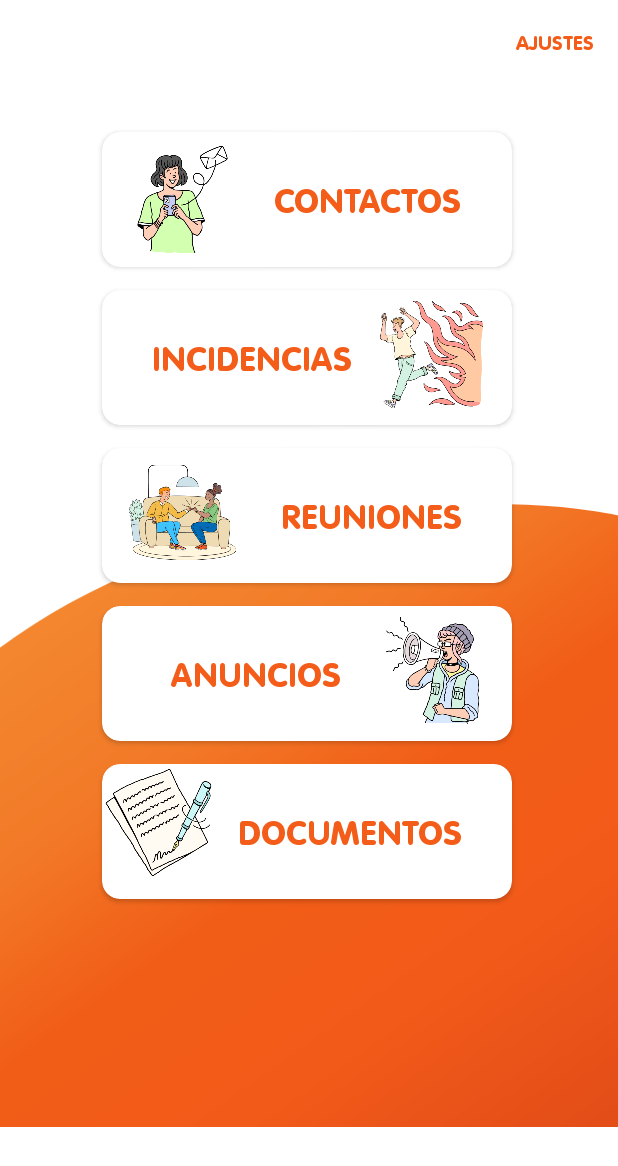
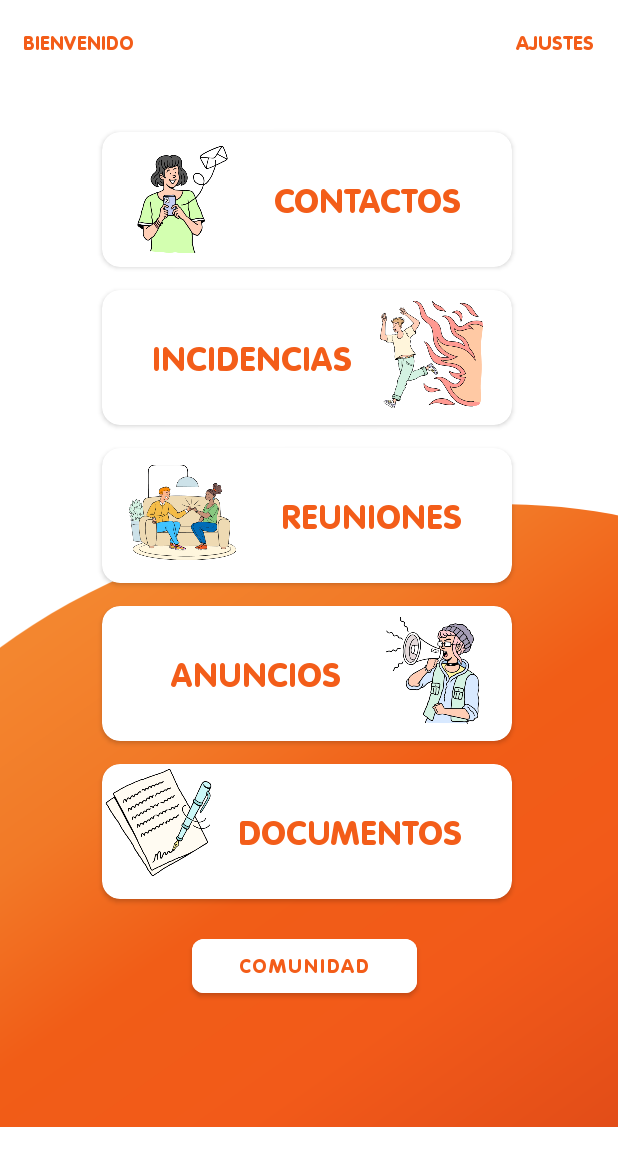
Before and after one commit to asorrochel/BlockBuddy, an Android app: the layout activity_main.xml on its own in the app's theme, with its tools: preview values and no code run, on a phone screen of 412 x 824 dp. Shown: the top 1166 px of the screen. Run offline under Robolectric (Android 15) with nearby library versions, the light colour scheme and no system bars.

Commit message:
Imp Pasar Datos Usuario to Activity | Fix Usuario Properties | Fix minimal Changes on main Layout

```diff
--- a/app/src/main/res/layout/activity_main.xml
+++ b/app/src/main/res/layout/activity_main.xml
@@ -5,6 +5,7 @@
     android:layout_width="match_parent"
     android:layout_height="match_parent"
     tools:context=".MainActivity">
+
     <TextView
         android:id="@+id/mainUsuario_textView"
         android:layout_width="wrap_content"
@@ -17,6 +18,7 @@
         android:textColor="@color/orange"
         app:layout_constraintEnd_toEndOf="parent"
         app:layout_constraintTop_toTopOf="parent" />
+
     <androidx.constraintlayout.widget.ConstraintLayout
         android:layout_width="wrap_content"
         android:layout_height="wrap_content"
@@ -224,5 +226,33 @@
 
         </androidx.cardview.widget.CardView>
 
+        <com.google.android.material.button.MaterialButton
+            android:id="@+id/mainUsuario_btnComunidad"
+            android:layout_width="150dp"
+            android:layout_height="48dp"
+            android:layout_marginStart="128dp"
+            android:layout_marginTop="620dp"
+            android:backgroundTint="@color/white"
+            android:clickable="true"
+            android:fontFamily="@font/hai"
+            android:text="@string/mainUsuario_btnComunidad"
+            android:textColor="@color/orange"
+            android:textSize="14sp"
+            app:cornerRadius="8dp"
+            app:layout_constraintStart_toStartOf="parent"
+            app:layout_constraintTop_toTopOf="parent" />
+
+        <TextView
+            android:id="@+id/mainUsuario_textView_Welcome"
+            android:layout_width="wrap_content"
+            android:layout_height="wrap_content"
+            android:layout_marginStart="15dp"
+            android:layout_marginTop="20dp"
+            android:clickable="true"
+            android:fontFamily="@font/hai"
+            android:text="BIENVENIDO"
+            android:textColor="@color/orange"
+            app:layout_constraintStart_toStartOf="parent"
+            app:layout_constraintTop_toTopOf="parent" />
     </androidx.constraintlayout.widget.ConstraintLayout>
 </androidx.constraintlayout.widget.ConstraintLayout>
--- a/app/src/main/res/values/strings.xml
+++ b/app/src/main/res/values/strings.xml
@@ -33,4 +33,7 @@
     <!-- AJUSTES-->
     <string name="ajustes_btnupdate">ACTUALIZAR</string>
 
+    <!-- MAIN USUARIO -->
+    <string name="mainUsuario_btnComunidad">COMUNIDAD</string>
+
 </resources>
```
Also changed, not shown: app/src/main/java/com/example/blockbuddytfg/LoginActivity.java (+39 -3 lines), app/src/main/java/com/example/blockbuddytfg/MainActivity.java (+7 -2 lines), app/src/main/java/com/example/blockbuddytfg/RegisterActivity.java (+10 -1 lines), app/src/main/java/com/example/blockbuddytfg/entities/Usuario.java (+17 -2 lines).
